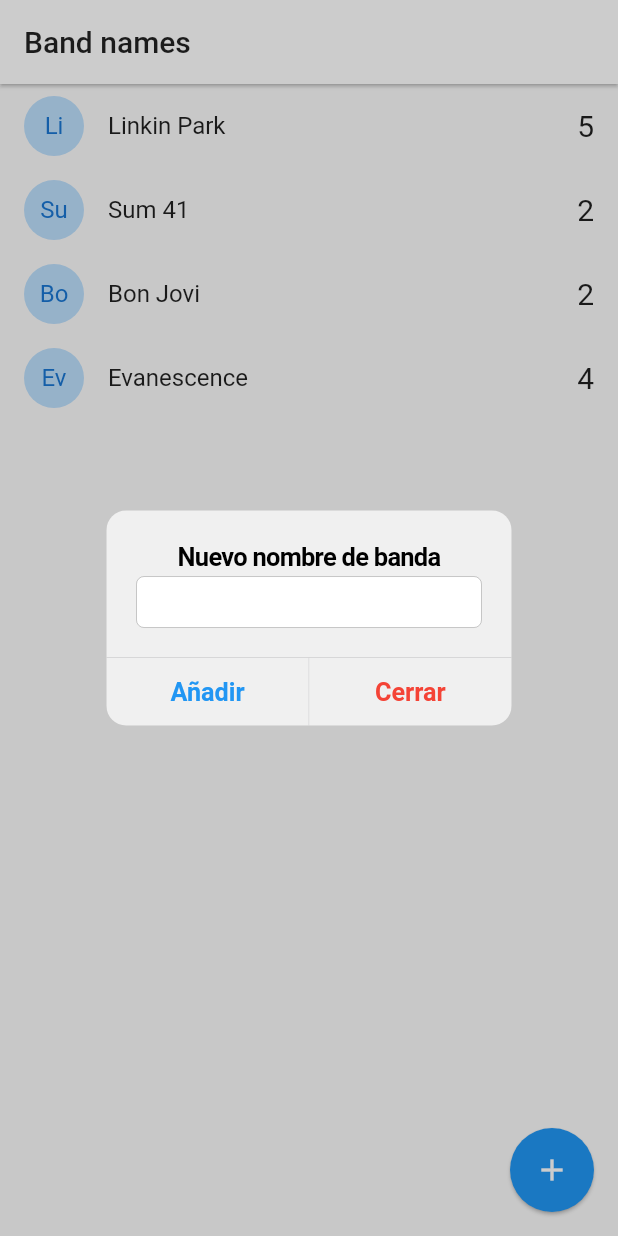
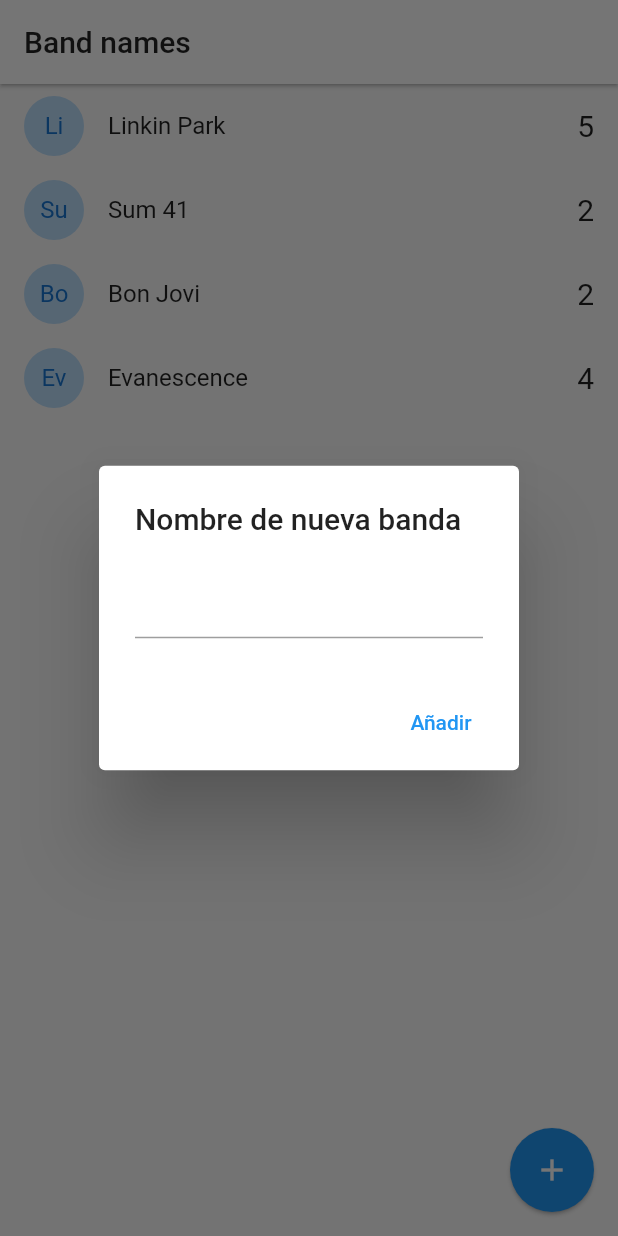
Before and after one commit to pedromolesp/BandNamesApp, a Flutter app: the screen it shows after launch, after a tap on the "add" icon, on a phone screen of 412 x 824 dp. Run offline on Flutter 3.47's test engine with Material 2 defaults, Android fonts, the phone set to English and light mode, and no system bars.

Commit message:
terminada clase 12

```diff
--- a/lib/pages/home.dart
+++ b/lib/pages/home.dart
@@ -39,8 +39,21 @@
     );
   }
 
-  ListTile _bandaTile(Banda banda) {
-    return ListTile(
+  _bandaTile(Banda banda) {
+    return Dismissible(
+      direction: DismissDirection.startToEnd,
+      background: Container(
+        padding: EdgeInsets.only(left: 8.0),
+        color: Colors.red,
+        child: Align(
+            alignment: Alignment.centerLeft,
+            child: Text(
+              "Borrar banda",
+              style: TextStyle(color: Colors.white),
+            )),
+      ),
+      key: Key(banda.id),
+      child: ListTile(
         leading: CircleAvatar(
           child: Text(banda.nombre.substring(0, 2)),
           backgroundColor: Colors.blue[100],
@@ -51,12 +64,13 @@
           style: TextStyle(fontSize: 20),
         ),
         onTap: () {},
+      ),
     );
   }
 
   aniadirNuevaBanda() {
     final textController = new TextEditingController();
-    if (Platform.isIOS) {
+    if (Platform.isAndroid) {
       showDialog(
         context: context,
         builder: (context) {
```
Lines whose indentation alone changed are shown as unchanged.
